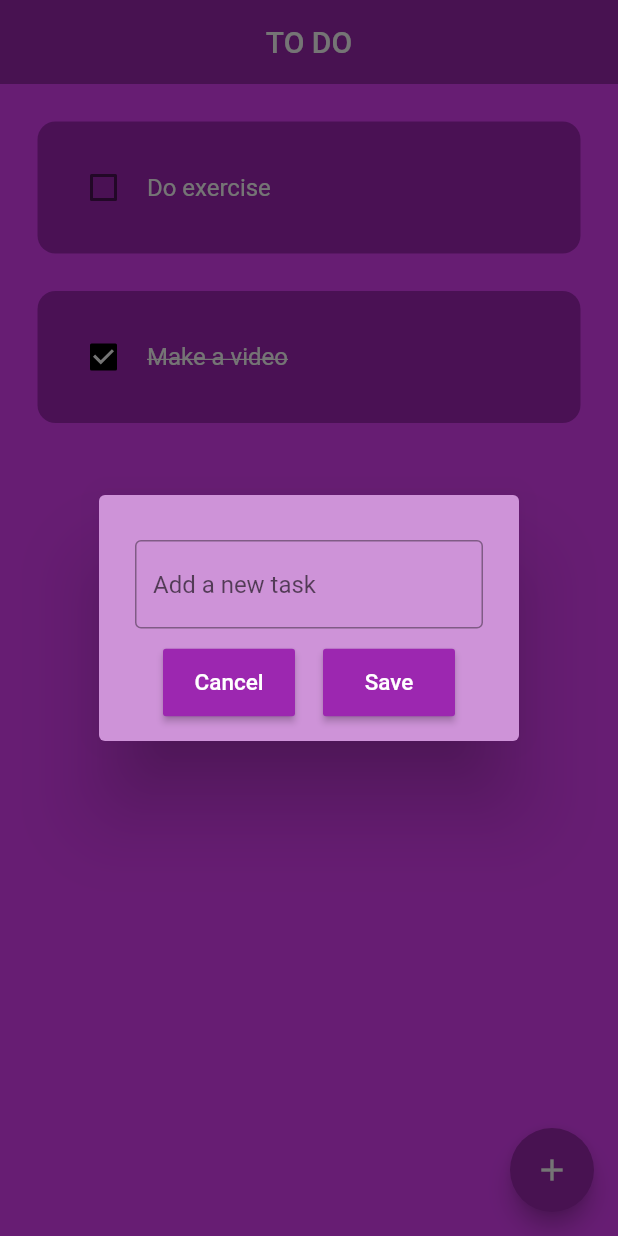
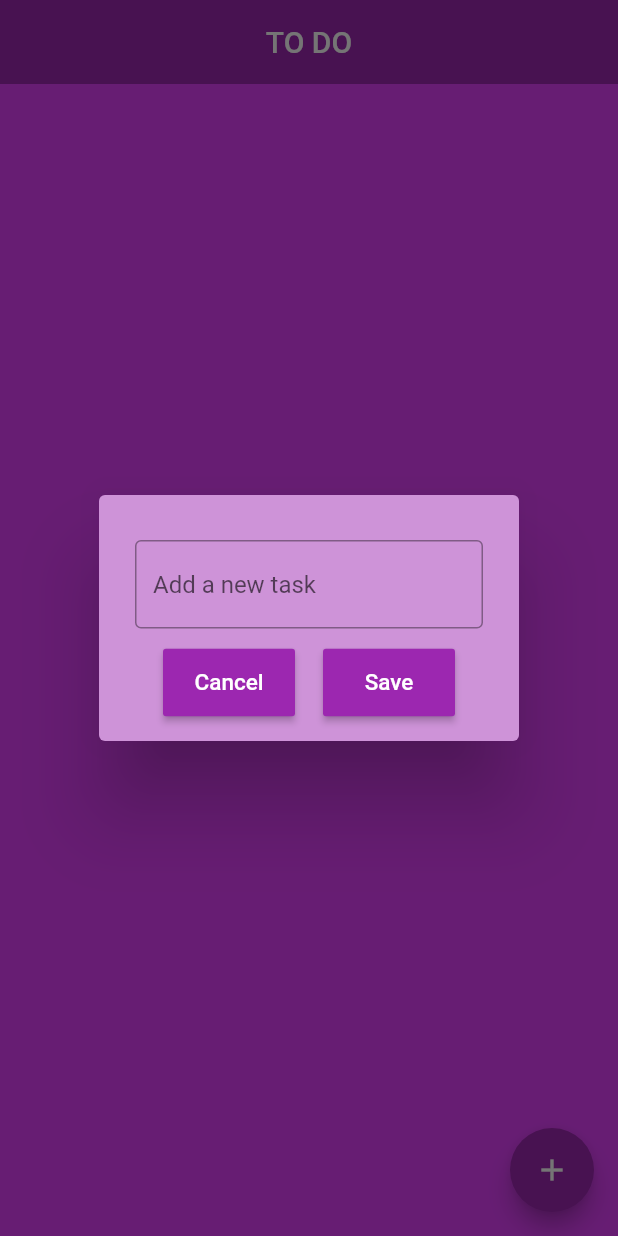
Before and after one commit to 4hellboy4/ToDo_app, a Flutter app: the screen it shows after launch, after a tap on the "add" icon, on a phone screen of 412 x 824 dp. Run offline on Flutter 3.47's test engine with Material 2 defaults, Android fonts, the phone set to English and light mode, and no system bars.

```diff
--- a/lib/pages/home.dart
+++ b/lib/pages/home.dart
@@ -10,10 +10,11 @@ class Home extends StatefulWidget {
 }
 
 class _HomeState extends State<Home> {
-  List ToDoLIst = [
-    ["Do exercise", false],
-    ["Make a video", true]
-  ];
+  //Text controller
+  final _controller = TextEditingController();
+
+  //List of ToDo tasks
+  List<dynamic> ToDoLIst = [];
 
   void checkBoxIsChanged(bool? value, int index) {
     setState(() {
@@ -21,11 +22,24 @@ class _HomeState extends State<Home> {
     });
   }
 
+  //SAve a new ToDo task
+  void saveNewTask() {
+    setState(() {
+      ToDoLIst.add([_controller.text, false]);
+      _controller.clear();
+    });
+    Navigator.of(context).pop();
+  }
+
   void createNewToDoTask() {
     showDialog(
       context: context,
       builder: (context) {
-        return DialogBox();
+        return DialogBox(
+          controller: _controller,
+          onCancel: () => Navigator.of(context).pop(),
+          onSave: saveNewTask,
+        );
       },
     );
   }
--- a/lib/utils/dialog_box.dart
+++ b/lib/utils/dialog_box.dart
@@ -2,7 +2,16 @@ import 'package:flutter/material.dart';
 import 'package:todo_app2/utils/my_button.dart';
 
 class DialogBox extends StatelessWidget {
-  const DialogBox({Key? key}) : super(key: key);
+  final controller;
+  VoidCallback onSave;
+  VoidCallback onCancel;
+
+  DialogBox(
+      {Key? key,
+      required this.controller,
+      required this.onCancel,
+      required this.onSave})
+      : super(key: key);
 
   @override
   Widget build(BuildContext context) {
@@ -14,8 +23,9 @@ class DialogBox extends StatelessWidget {
         child: Column(
           //Get user input
           children: [
-            const TextField(
-              decoration: InputDecoration(
+            TextField(
+              controller: controller,
+              decoration: const InputDecoration(
                   border: OutlineInputBorder(), hintText: "Add a new task"),
             ),
 
@@ -26,11 +36,11 @@ class DialogBox extends StatelessWidget {
               mainAxisAlignment: MainAxisAlignment.spaceEvenly,
               children: <Widget>[
                 //Cancel button
-                MyButton(nameOfTheButton: "Cancel", onPressed: () {}),
+                MyButton(nameOfTheButton: "Cancel", onPressed: onCancel),
                 //Save button
                 MyButton(
                   nameOfTheButton: "Save",
-                  onPressed: () {},
+                  onPressed: onSave,
                 ),
               ],
             ),
--- a/pubspec.yaml
+++ b/pubspec.yaml
@@ -34,6 +34,7 @@ dependencies:
   # The following adds the Cupertino Icons font to your application.
   # Use with the CupertinoIcons class for iOS style icons.
   cupertino_icons: ^1.0.2
+  flutter_slidable: ^2.0.0
 
 dev_dependencies:
   flutter_test:
```
Also changed, not shown: pubspec.lock.
